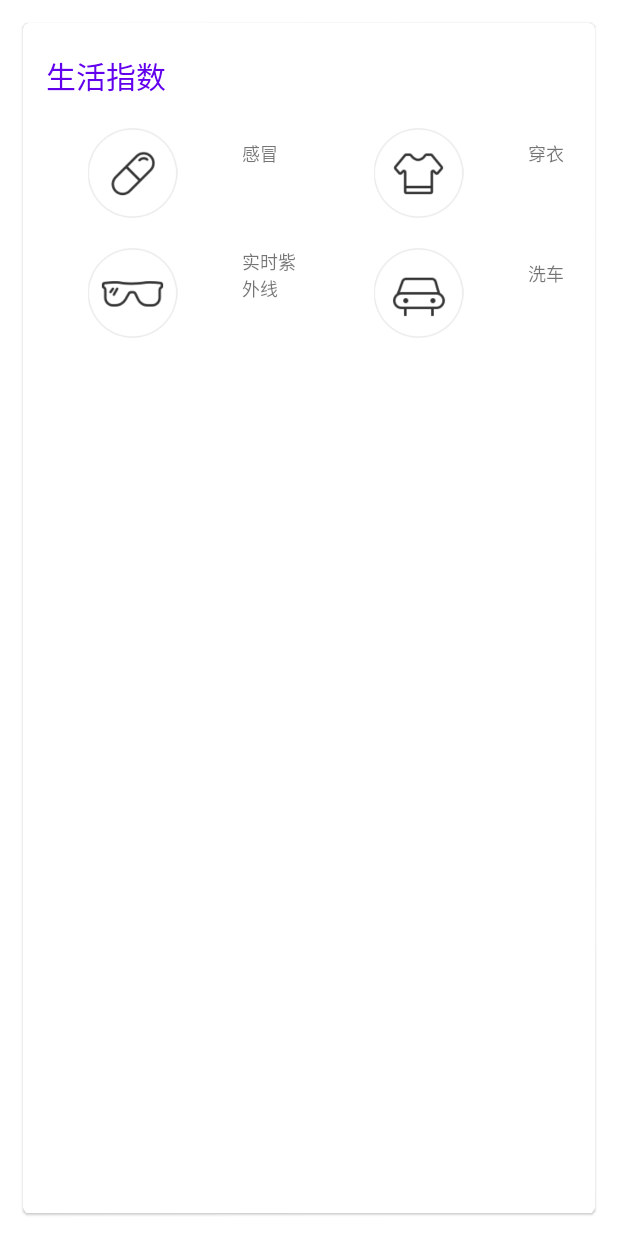
After one commit to Sgggyu/SunnyWeather, an Android app built with Jetpack Compose: the layout life_index.xml on its own in the app's theme, with its tools: preview values and no code run, on a phone screen of 412 x 824 dp. The commit adds this screen. Run offline under Robolectric (Android 15) with nearby library versions, the phone set to English and light mode, and no system bars.

Commit message:
显示天气的详细属性

```diff
--- a/app/src/main/java/com/example/sunnyweather/MainActivity.kt
+++ b/app/src/main/java/com/example/sunnyweather/MainActivity.kt
@@ -19,6 +19,7 @@ import com.example.sunnyweather.ui.theme.SunnyWeatherTheme
     lateinit var binding: ActivityMainBinding
     override fun onCreate(savedInstanceState: Bundle?) {
         super.onCreate(savedInstanceState)
+        enableEdgeToEdge()
         binding = ActivityMainBinding.inflate(layoutInflater)
         setContentView(binding.root)
 
--- a/app/src/main/java/com/example/sunnyweather/logic/model/PlaceResponse.kt
+++ b/app/src/main/java/com/example/sunnyweather/logic/model/PlaceResponse.kt
@@ -1,10 +1,10 @@
 package com.example.sunnyweather.logic.model
 
-import android.location.Location
+
 import android.net.InetAddresses
 import com.google.gson.annotations.SerializedName
 
 data class PlaceResponse(val status: String,val places:List<Place>)
 data class Place(val name:String,val location: Location,
     @SerializedName("formatted_address") val addresses: String)
-data class Location(val lng: String,val lat: String)
+data class Location(val lng: String, val lat: String)
--- /dev/null
+++ b/app/src/main/res/layout/life_index.xml
@@ -0,0 +1,169 @@
+<?xml version="1.0" encoding="utf-8"?>
+<com.google.android.material.card.MaterialCardView
+    xmlns:android="http://schemas.android.com/apk/res/android"
+    xmlns:app="http://schemas.android.com/apk/res-auto"
+    android:layout_width="match_parent"
+    android:layout_height="match_parent"
+    android:layout_margin="15dp"
+    app:cardCornerRadius="4dp">
+    <LinearLayout
+        android:orientation="vertical"
+        android:layout_width="match_parent"
+        android:layout_height="wrap_content">
+        <TextView
+            android:layout_width="wrap_content"
+            android:layout_height="wrap_content"
+            android:layout_marginStart="15dp"
+            android:layout_marginTop="20dp"
+            android:text="生活指数"
+            android:textColor="?android:colorPrimary"
+            android:textSize="20sp"/>
+        <LinearLayout
+            android:layout_width="match_parent"
+            android:layout_height="wrap_content"
+            android:layout_marginTop="20dp">
+            <RelativeLayout
+                android:layout_width="0dp"
+                android:layout_height="60dp"
+                android:layout_weight="1">
+
+                <ImageView
+                    android:id="@+id/img_cold_risk"
+                    android:layout_width="wrap_content"
+                    android:layout_height="wrap_content"
+                    android:layout_centerVertical="true"
+                    android:layout_marginStart="20dp"
+                    android:src="@drawable/ic_coldrisk"/>
+                <LinearLayout
+                    android:layout_width="wrap_content"
+                    android:layout_height="wrap_content"
+                    android:layout_centerVertical="true"
+                    android:layout_toEndOf="@id/img_cold_risk"
+                    android:layout_marginStart="20dp"
+                    android:orientation="vertical">
+                    <TextView
+                        android:layout_width="wrap_content"
+                        android:layout_height="wrap_content"
+                        android:textSize="12sp"
+                        android:text="感冒"/>
+                    <TextView
+                        android:id="@+id/tv_cold_risk"
+                        android:layout_width="wrap_content"
+                        android:layout_height="wrap_content"
+                        android:layout_marginTop="4dp"
+                        android:textSize="16sp"
+                        android:textColor="?android:attr/colorPrimary"/>
+                </LinearLayout>
+
+            </RelativeLayout>
+            <RelativeLayout
+                android:layout_width="0dp"
+                android:layout_height="60dp"
+                android:layout_weight="1">
+
+                <ImageView
+                    android:id="@+id/img_dressing"
+                    android:layout_width="wrap_content"
+                    android:layout_height="wrap_content"
+                    android:layout_centerVertical="true"
+                    android:layout_marginStart="20dp"
+                    android:src="@drawable/ic_dressing"/>
+                <LinearLayout
+                    android:layout_width="wrap_content"
+                    android:layout_height="wrap_content"
+                    android:layout_centerVertical="true"
+                    android:layout_toEndOf="@id/img_dressing"
+                    android:layout_marginStart="20dp"
+                    android:orientation="vertical">
+                    <TextView
+                        android:layout_width="wrap_content"
+                        android:layout_height="wrap_content"
+                        android:textSize="12sp"
+                        android:text="穿衣"/>
+                    <TextView
+                        android:id="@+id/tv_dressing"
+                        android:layout_width="wrap_content"
+                        android:layout_height="wrap_content"
+                        android:layout_marginTop="4dp"
+                        android:textSize="16sp"
+                        android:textColor="?android:attr/colorPrimary"/>
+                </LinearLayout>
+
+            </RelativeLayout>
+        </LinearLayout>
+        <LinearLayout
+            android:layout_width="match_parent"
+            android:layout_height="wrap_content"
+            android:layout_marginTop="20dp">
+            <RelativeLayout
+                android:layout_width="0dp"
+                android:layout_height="60dp"
+                android:layout_weight="1">
+
+                <ImageView
+                    android:id="@+id/img_ultraviolet"
+                    android:layout_width="wrap_content"
+                    android:layout_height="wrap_content"
+                    android:layout_centerVertical="true"
+                    android:layout_marginStart="20dp"
+                    android:src="@drawable/ic_ultraviolet"/>
+                <LinearLayout
+                    android:layout_width="wrap_content"
+                    android:layout_height="wrap_content"
+                    android:layout_centerVertical="true"
+                    android:layout_toEndOf="@id/img_ultraviolet"
+                    android:layout_marginStart="20dp"
+                    android:orientation="vertical">
+                    <TextView
+                        android:layout_width="wrap_content"
+                        android:layout_height="wrap_content"
+                        android:textSize="12sp"
+                        android:text="实时紫外线"/>
+                    <TextView
+                        android:id="@+id/tv_ultraviolet"
+                        android:layout_width="wrap_content"
+                        android:layout_height="wrap_content"
+                        android:layout_marginTop="4dp"
+                        android:textSize="16sp"
+                        android:textColor="?android:attr/colorPrimary"/>
+                </LinearLayout>
+
+            </RelativeLayout>
+            <RelativeLayout
+                android:layout_width="0dp"
+                android:layout_height="60dp"
+                android:layout_weight="1">
+
+                <ImageView
+                    android:id="@+id/img_car_washing"
+                    android:layout_width="wrap_content"
+                    android:layout_height="wrap_content"
+                    android:layout_centerVertical="true"
+                    android:layout_marginStart="20dp"
+                    android:src="@drawable/ic_carwashing"/>
+                <LinearLayout
+                    android:layout_width="wrap_content"
+                    android:layout_height="wrap_content"
+                    android:layout_centerVertical="true"
+                    android:layout_toEndOf="@id/img_car_washing"
+                    android:layout_marginStart="20dp"
+                    android:orientation="vertical">
+                    <TextView
+                        android:layout_width="wrap_content"
+                        android:layout_height="wrap_content"
+                        android:textSize="12sp"
+                        android:text="洗车"/>
+                    <TextView
+                        android:id="@+id/tv_car_washing"
+                        android:layout_width="wrap_content"
+                        android:layout_height="wrap_content"
+                        android:layout_marginTop="4dp"
+                        android:textSize="16sp"
+                        android:textColor="?android:attr/colorPrimary"/>
+                </LinearLayout>
+
+            </RelativeLayout>
+        </LinearLayout>
+    </LinearLayout>
+
+</com.google.android.material.card.MaterialCardView>
--- a/app/src/main/res/layout/now.xml
+++ b/app/src/main/res/layout/now.xml
@@ -1,11 +1,13 @@
 <?xml version="1.0" encoding="utf-8"?>
 <RelativeLayout xmlns:android="http://schemas.android.com/apk/res/android"
+    android:id="@+id/relative_now"
     android:layout_width="match_parent"
     android:layout_height="530dp">
     <FrameLayout
         android:id="@+id/frame_title"
         android:layout_width="match_parent"
-        android:layout_height="70dp">
+        android:layout_height="70dp"
+        >
         <TextView
             android:id="@+id/tv_place_name"
             android:layout_width="wrap_content"
--- a/app/src/main/res/values/strings.xml
+++ b/app/src/main/res/values/strings.xml
@@ -3,4 +3,5 @@
     <string name="title_activity_main">MainActivity</string>
     <!-- TODO: Remove or change this placeholder text -->
     <string name="hello_blank_fragment">Hello blank fragment</string>
+    <string name="title_activity_weather">WeatherActivity</string>
 </resources>
```
Also changed, not shown: app/src/main/AndroidManifest.xml (+8 -1 lines), app/src/main/java/com/example/sunnyweather/WeatherActivity.kt (added, +104 -0 lines), app/src/main/java/com/example/sunnyweather/logic/model/Sky.kt (added, +35 -0 lines), app/src/main/java/com/example/sunnyweather/ui/place/PlaceAdapter.kt (+17 -2 lines), app/src/main/res/layout/activity_weather.xml (added, +21 -0 lines), app/src/main/res/layout/forecast_item.xml (+9 -1 lines).
